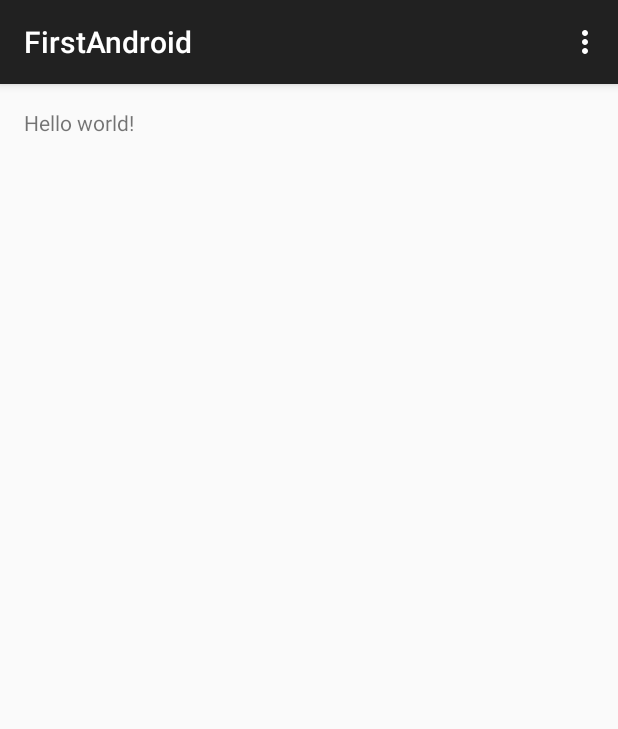
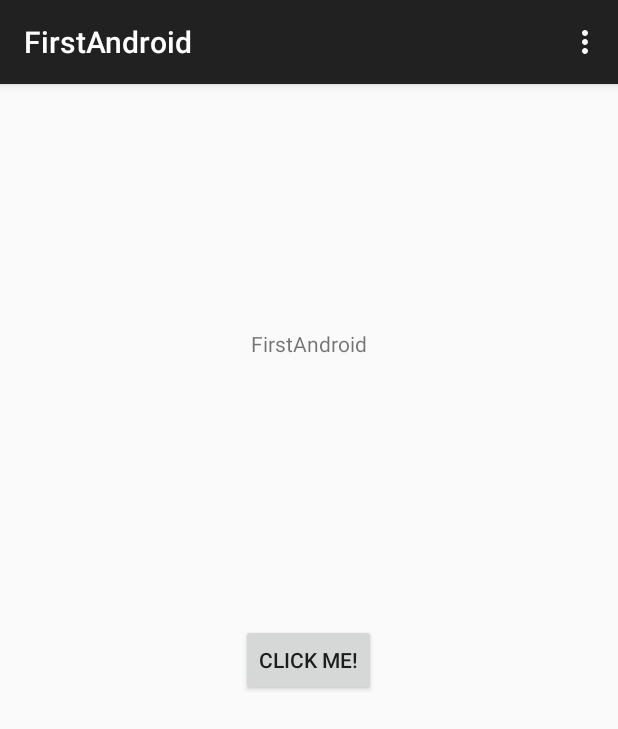
Before and after one commit to armno/firstandroidapp, an Android app: the screen it shows after launch (MainActivity), on a phone screen of 412 x 824 dp. Shown: the top 729 px of the screen. Run offline under Robolectric (Android 15) with nearby library versions, the phone set to English and light mode, and no system bars.

Commit message:
add first text and button. link them from resources/string.xml

```diff
--- a/app/src/main/res/layout/activity_main.xml
+++ b/app/src/main/res/layout/activity_main.xml
@@ -5,7 +5,19 @@
     android:paddingTop="@dimen/activity_vertical_margin"
     android:paddingBottom="@dimen/activity_vertical_margin" tools:context=".MainActivity">
 
-    <TextView android:text="@string/hello_world" android:layout_width="wrap_content"
-        android:layout_height="wrap_content" />
+    <TextView android:text="@string/app_name" android:layout_width="wrap_content"
+        android:layout_height="wrap_content"
+        android:layout_marginTop="147dp"
+        android:layout_alignParentTop="true"
+        android:layout_centerHorizontal="true"
+        android:id="@+id/textView" />
+
+    <Button
+        android:layout_width="wrap_content"
+        android:layout_height="wrap_content"
+        android:text="@string/button_primary"
+        android:id="@+id/button"
+        android:layout_centerVertical="true"
+        android:layout_centerHorizontal="true" />
 
 </RelativeLayout>
--- a/app/src/main/res/values/strings.xml
+++ b/app/src/main/res/values/strings.xml
@@ -3,4 +3,5 @@
 
     <string name="hello_world">Hello world!</string>
     <string name="action_settings">Settings</string>
+    <string name="button_primary">Click me!</string>
 </resources>
```
